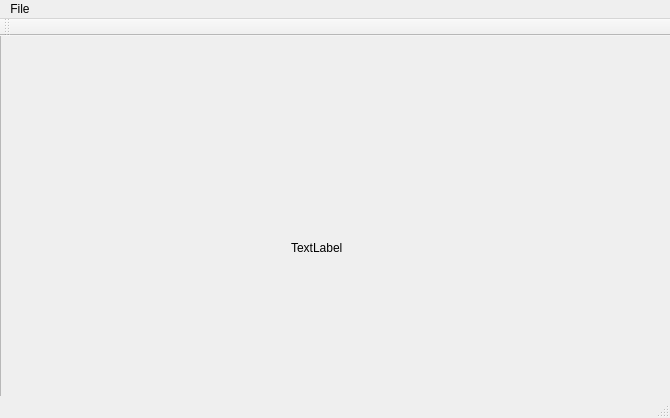
Before: the Qt Designer form imageviewerst.ui in Levii01/Viewer, drawn with Qt 5.
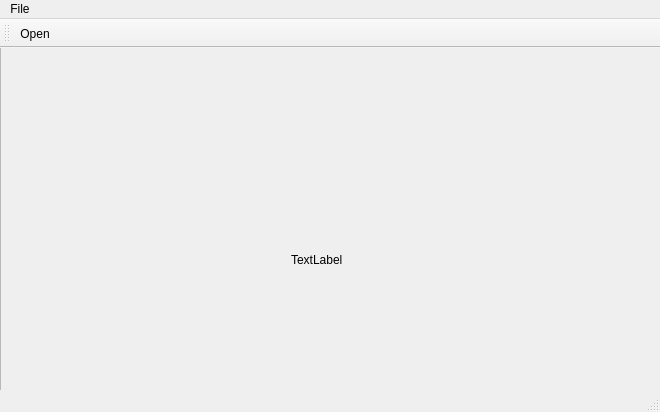
After: the same form once the commit is applied. Icons and pictures are not drawn.

Commit message: Add icon and openAction to Toolbar

```diff
--- a/imageviewerst.ui
+++ b/imageviewerst.ui
@@ -6,13 +6,16 @@
    <rect>
     <x>0</x>
     <y>0</y>
-    <width>670</width>
-    <height>418</height>
+    <width>660</width>
+    <height>412</height>
    </rect>
   </property>
   <property name="windowTitle">
    <string>ImageViewerST</string>
   </property>
+  <property name="autoFillBackground">
+   <bool>false</bool>
+  </property>
   <widget class="QWidget" name="centralWidget">
    <widget class="QScrollArea" name="scrollArea">
     <property name="geometry">
@@ -56,7 +59,7 @@
     <rect>
      <x>0</x>
      <y>0</y>
-     <width>670</width>
+     <width>660</width>
      <height>22</height>
     </rect>
    </property>
@@ -76,11 +79,15 @@
    <attribute name="toolBarBreak">
     <bool>false</bool>
    </attribute>
+   <addaction name="actionOpen"/>
   </widget>
   <widget class="QStatusBar" name="statusBar"/>
   <action name="actionOpen">
    <property name="text">
-    <string>Open</string>
+    <string>&amp;Open</string>
+   </property>
+   <property name="shortcut">
+    <string>Ctrl+O</string>
    </property>
   </action>
  </widget>
```
Left out of the diff: 8 changed lines with no effect on the pictures. The commit also changes 5 other files.
